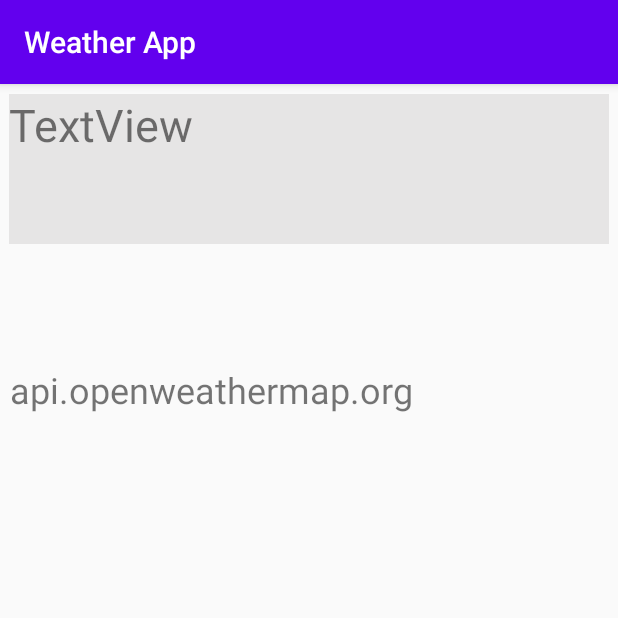
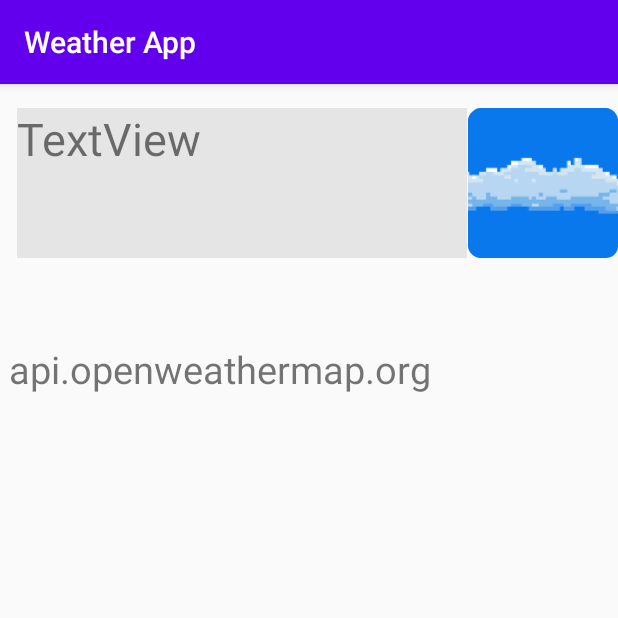
Before and after one commit to Craix/Weather, an Android app: the WeatherActivity screen opened directly, with no data from a screen before it, on a phone screen of 412 x 824 dp, the top half of it. Run offline under Robolectric (Android 15) with nearby library versions, the phone set to English and light mode, and no system bars; our stand-ins replace Picasso; pictures from the network do not load; 18 statements that could not run were skipped.

Commit message:
Faast commit v2

```diff
--- a/app/build.gradle
+++ b/app/build.gradle
@@ -25,9 +25,10 @@ android {
 
 dependencies {
     implementation fileTree(dir: 'libs', include: ['*.jar'])
-
+    implementation "androidx.swiperefreshlayout:swiperefreshlayout:1.0.0"
     implementation 'androidx.appcompat:appcompat:1.1.0'
     implementation 'androidx.constraintlayout:constraintlayout:1.1.3'
+    implementation 'com.squareup.picasso:picasso:2.5.2'
     testImplementation 'junit:junit:4.12'
     androidTestImplementation 'androidx.test.ext:junit:1.1.1'
     androidTestImplementation 'androidx.test.espresso:espresso-core:3.2.0'
--- a/app/src/main/AndroidManifest.xml
+++ b/app/src/main/AndroidManifest.xml
@@ -3,6 +3,7 @@
     package="com.example.weatherapp">
 
     <uses-permission android:name="android.permission.INTERNET" />
+    <uses-permission android:name="android.permission.ACCESS_NETWORK_STATE" />
 
     <application
         android:allowBackup="true"
@@ -11,7 +12,7 @@
         android:roundIcon="@mipmap/ic_launcher_round"
         android:supportsRtl="true"
         android:theme="@style/AppTheme">
-        <activity android:name=".Weather"></activity>
+        <activity android:name=".WeatherActivity"></activity>
         <activity android:name=".MainActivity">
             <intent-filter>
                 <action android:name="android.intent.action.MAIN" />
--- a/app/src/main/java/com/example/weatherapp/DTO/dto.java
+++ b/app/src/main/java/com/example/weatherapp/DTO/dto.java
@@ -4,32 +4,33 @@ package com.example.weatherapp.DTO;
 public class dto {
 
     private int id;
+    private Main main;
+    private String name;
+    private Coord coord;
+    private Wind wind;
+    private Weather[] weather;
 
-    private String name;
+    public int getId() {
+        return id;
+    }
+
+    public Main getMain() {
+        return main;
+    }
 
     public String getName() {
         return name;
     }
 
-    public int getId() {
-        return id;
-    }
-
-    private Coord coord;
-
     public Coord getCoord() {
         return coord;
     }
-
-    private Wind wind;
 
     public Wind getWind() {
         return wind;
     }
 
-    private Main main;
-
-    public Main getMain() {
-        return main;
+    public Weather[] getWeather() {
+        return weather;
     }
 }
--- a/app/src/main/java/com/example/weatherapp/Weather.java
+++ b/app/src/main/java/com/example/weatherapp/WeatherActivity.java
@@ -1,18 +1,24 @@
 package com.example.weatherapp;
 
 import androidx.appcompat.app.AppCompatActivity;
+import androidx.swiperefreshlayout.widget.SwipeRefreshLayout;
 
 import android.app.Activity;
+import android.content.Context;
 import android.content.Intent;
 import android.content.SharedPreferences;
 import android.graphics.Color;
+import android.net.ConnectivityManager;
+import android.net.NetworkInfo;
 import android.os.Bundle;
 import android.text.Spannable;
 import android.text.SpannableStringBuilder;
 import android.text.style.ForegroundColorSpan;
+import android.widget.ImageView;
 import android.widget.TextView;
 
 import com.example.weatherapp.DTO.dto;
+import com.squareup.picasso.Picasso;
 
 import retrofit2.Call;
 import retrofit2.Callback;
@@ -20,12 +26,16 @@ import retrofit2.Response;
 import retrofit2.Retrofit;
 import retrofit2.converter.gson.GsonConverterFactory;
 
-public class Weather extends AppCompatActivity {
+public class WeatherActivity extends AppCompatActivity {
 
     TextView output1, output0;
+    SwipeRefreshLayout swipeRefresh;
+    String city_name = "";
+    ImageView image;
 
     private final String appid = "749561a315b14523a8f5f1ef95e45864";
     private final String units= "metric";
+    private final String image_url = "http://openweathermap.org/img/wn/10d@2x.png";
 
     public SpannableStringBuilder TextProperies(String NoColorData, String colorText)
     {
@@ -39,6 +49,12 @@ public class Weather extends AppCompatActivity {
     }
 
     public void sendText(final String name) {
+
+        if(!isConnected())
+        {
+            output1.setText("\n No internet conection");
+            return;
+        }
 
         try {
             Retrofit retrofit = new Retrofit.Builder()
@@ -77,6 +93,8 @@ public class Weather extends AppCompatActivity {
                         output1.append("\n \n");
                         output1.append(TextProperies(" \tHumidity", "\t" + String.valueOf(weather.getMain().getHumidity())  + " %"));
 
+                        Picasso.with(getApplicationContext()).load("https://openweathermap.org/img/wn/"+ weather.getWeather()[0].getIcon() +"@2x.png").into(image);
+
                         saveData(name);
 
                     }
@@ -99,12 +117,49 @@ public class Weather extends AppCompatActivity {
         super.onCreate(savedInstanceState);
         setContentView(R.layout.activity_weather);
 
-        Intent intent =getIntent();
         output0 = findViewById(R.id.t0);
         output1 = findViewById(R.id.t1);
-        String city_name = intent.getStringExtra("NAME");
+        image = findViewById(R.id.image);
+
+        Intent intent = getIntent();
+        city_name = intent.getStringExtra("NAME");
 
         sendText(removePolishSymbol(city_name));
+
+        swipeRefresh = findViewById(R.id.refresh);
+        swipeRefresh.setOnRefreshListener(new SwipeRefreshLayout.OnRefreshListener() {
+            @Override
+            public void onRefresh() {
+                sendText(removePolishSymbol(city_name));
+                swipeRefresh.setRefreshing(false);
+            }
+        });
+
+        Thread t = new Thread() {
+
+            @Override
+            public void run()
+            {
+                try {
+                    while (!isInterrupted())
+                    {
+                        Thread.sleep(1000 * 60 * 5);
+                        runOnUiThread(new Runnable()
+                        {
+                            @Override
+                            public void run()
+                            {
+                               //update
+                                sendText(removePolishSymbol(city_name));
+                            }
+                        });
+                    }
+                } catch (InterruptedException e) { }
+            }
+        };
+
+        t.start();
+
     }
 
     private String removePolishSymbol(String name)
@@ -141,4 +196,18 @@ public class Weather extends AppCompatActivity {
         editor.putString("NAME_KEY", input);
         editor.apply();
     }
+
+    private boolean isConnected() {
+
+        ConnectivityManager connectivityManager = (ConnectivityManager) getSystemService(Context.CONNECTIVITY_SERVICE);
+
+        if (connectivityManager.getNetworkInfo(ConnectivityManager.TYPE_MOBILE).getState() == NetworkInfo.State.CONNECTED ||
+                connectivityManager.getNetworkInfo(ConnectivityManager.TYPE_WIFI).getState() == NetworkInfo.State.CONNECTED) {
+            //we are connected to a network
+            return true;
+        }
+
+        return false;
+
+    }
 }
--- a/app/src/main/res/layout/activity_weather.xml
+++ b/app/src/main/res/layout/activity_weather.xml
@@ -1,35 +1,54 @@
 <?xml version="1.0" encoding="utf-8"?>
-<androidx.constraintlayout.widget.ConstraintLayout xmlns:android="http://schemas.android.com/apk/res/android"
+<androidx.swiperefreshlayout.widget.SwipeRefreshLayout
+    xmlns:android="http://schemas.android.com/apk/res/android"
     xmlns:app="http://schemas.android.com/apk/res-auto"
     xmlns:tools="http://schemas.android.com/tools"
     android:layout_width="match_parent"
     android:layout_height="match_parent"
-    tools:context=".Weather">
+    android:id = "@+id/refresh"
+    tools:context=".WeatherActivity">
+
+    <androidx.constraintlayout.widget.ConstraintLayout
+        android:layout_width="match_parent"
+        android:layout_height="match_parent">
+
+        <TextView
+            android:id="@+id/t0"
+            android:layout_width="300dp"
+            android:layout_height="100dp"
+            android:layout_marginTop="16dp"
+            android:background="#E6E5E5"
+            android:text="TextView"
+            android:textSize="30sp"
+            app:layout_constraintEnd_toEndOf="parent"
+            app:layout_constraintHorizontal_bias="0.099"
+            app:layout_constraintStart_toStartOf="parent"
+            app:layout_constraintTop_toTopOf="parent" />
 
         <TextView
             android:id="@+id/t1"
-        android:layout_width="400dp"
-        android:layout_height="500dp"
+            android:layout_width="406dp"
+            android:layout_height="527dp"
             android:text="TextView"
-        android:textSize="24sp"
+            android:textSize="25sp"
             app:layout_constraintBottom_toBottomOf="parent"
             app:layout_constraintEnd_toEndOf="parent"
-        app:layout_constraintHorizontal_bias="0.550"
+            app:layout_constraintHorizontal_bias="1.0"
             app:layout_constraintStart_toStartOf="parent"
             app:layout_constraintTop_toBottomOf="@+id/t0"
-        app:layout_constraintVertical_bias="0.5" />
+            app:layout_constraintVertical_bias="0.454" />
 
-    <TextView
-        android:id="@+id/t0"
-        android:layout_width="400dp"
+        <ImageView
+            android:id="@+id/image"
+            android:layout_width="100dp"
             android:layout_height="100dp"
-        android:background="#E6E5E5"
-        android:text="TextView"
-        android:textSize="30sp"
-        app:layout_constraintBottom_toBottomOf="parent"
+            android:src="@mipmap/ic_launcher"
             app:layout_constraintEnd_toEndOf="parent"
-        app:layout_constraintHorizontal_bias="0.5"
-        app:layout_constraintStart_toStartOf="parent"
-        app:layout_constraintTop_toTopOf="parent"
-        app:layout_constraintVertical_bias="0.01" />
+            app:layout_constraintHorizontal_bias="1.0"
+            app:layout_constraintStart_toEndOf="@+id/t0"
+            app:layout_constraintTop_toTopOf="@+id/t0" />
+
+
     </androidx.constraintlayout.widget.ConstraintLayout>
+
+</androidx.swiperefreshlayout.widget.SwipeRefreshLayout>
```
Also changed, not shown: app/src/main/java/com/example/weatherapp/DTO/Weather.java (renamed from app/src/main/java/com/example/weatherapp/DTO/Weathers.java, +1 -17 lines), app/src/main/java/com/example/weatherapp/MainActivity.java (+27 -9 lines). Lines whose indentation alone changed are shown as unchanged.
